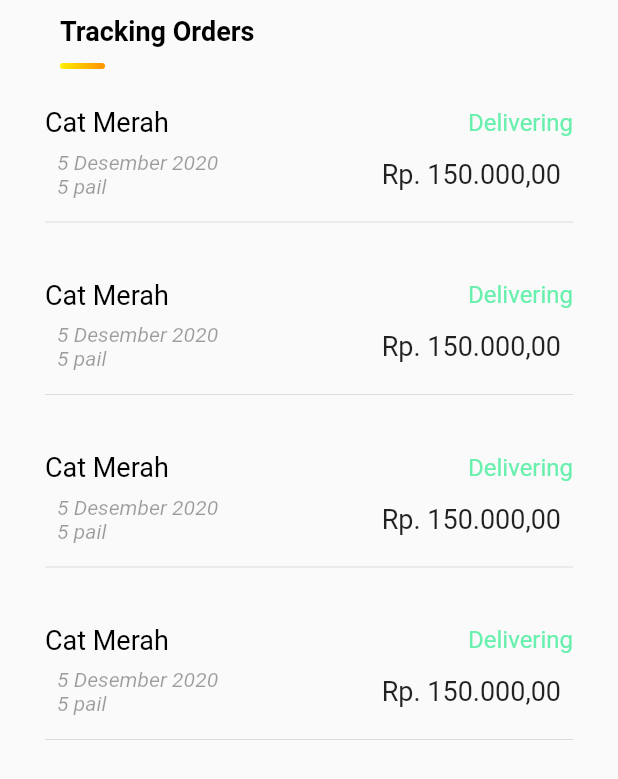
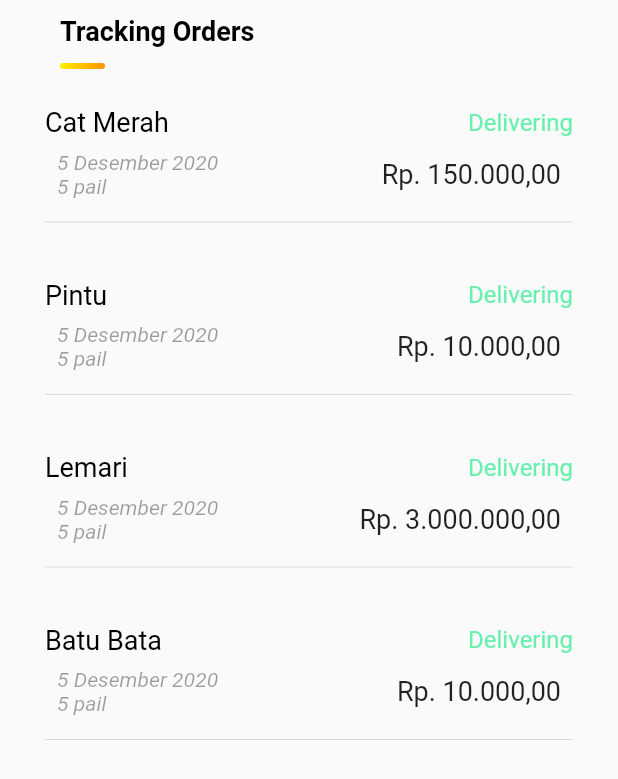
Before and after one commit to qisashasanudin/bangunin_id, a Flutter app: the Notif screen opened directly, on a phone screen of 412 x 824 dp. Shown: the top 779 px of the screen. Run offline on Flutter 3.47's test engine with Material 2 defaults, Android fonts, the phone set to English and light mode, and no system bars; our stand-ins replace cloud_firestore, firebase_auth, firebase_core, firebase_storage, flutter_speed_dial, flutter_spinkit and 5 more; accounts and stored records are empty.

Commit message:
dah cukup

```diff
--- a/lib/screens/mainmenu/messages/notif.dart
+++ b/lib/screens/mainmenu/messages/notif.dart
@@ -17,17 +17,17 @@ class _NotifState extends State<Notif> {
             CustomHeading(
               title: 'Tracking Orders',
             ),
-            _trackingOrder('Cat Merah'),
-            _trackingOrder('Cat Merah'),
-            _trackingOrder('Cat Merah'),
-            _trackingOrder('Cat Merah'),
+            _trackingOrder('Cat Merah', 'Rp. 150.000,00'),
+            _trackingOrder('Pintu', 'Rp. 10.000,00'),
+            _trackingOrder('Lemari', 'Rp. 3.000.000,00'),
+            _trackingOrder('Batu Bata', 'Rp. 10.000,00'),
           ],
         ),
       ),
     );
   }
 
-  Container _trackingOrder(String judul) {
+  Container _trackingOrder(String judul, String harga) {
     return Container(
       child: Padding(
         padding: const EdgeInsets.symmetric(vertical: 15.0, horizontal: 5),
@@ -70,7 +70,7 @@ class _NotifState extends State<Notif> {
                     ),
                   ),
                   Text(
-                    'Rp. 150.000,00',
+                    harga,
                     style: TextStyle(
                       color: Colors.black87,
                       fontWeight: FontWeight.normal,
```
